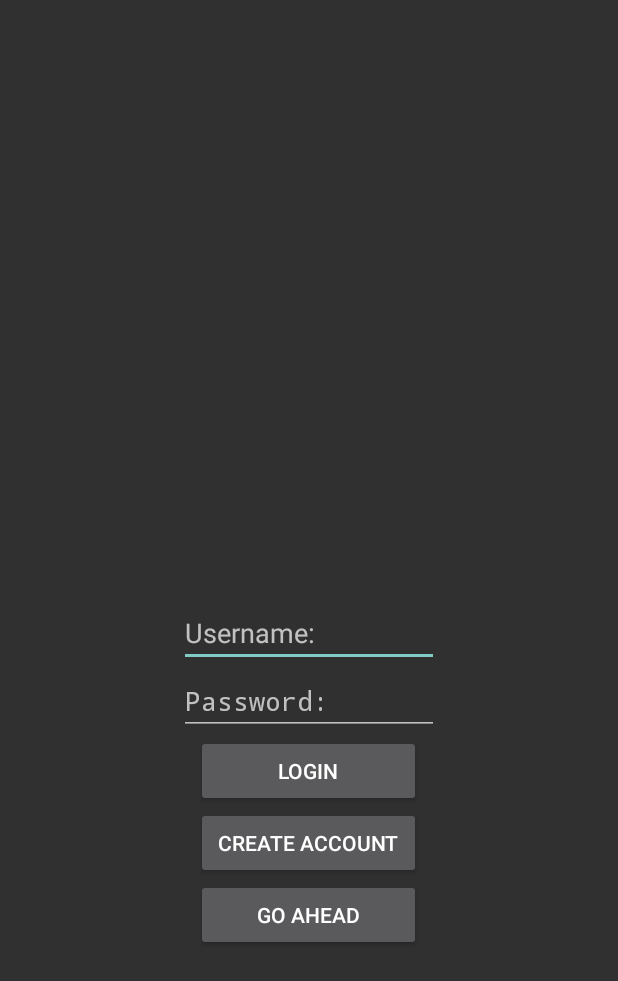
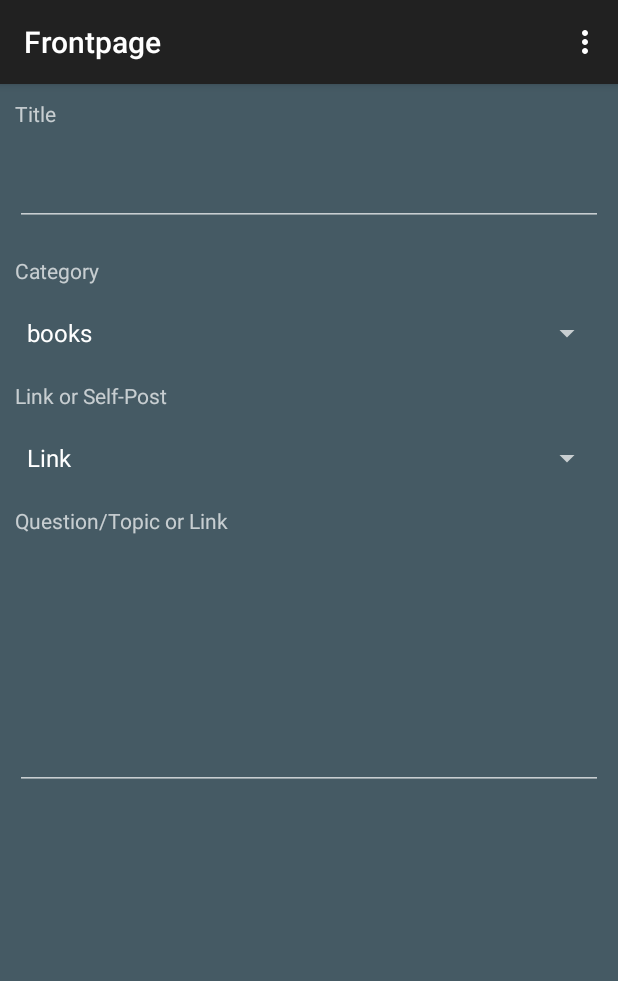
Before and after one commit to 8bitProcessor/RedditLikeApp, an Android app: the Frontpage screen opened directly, with no data from a screen before it, in the options menu, after a tap on "Submit", on a phone screen of 412 x 824 dp. Shown: the top 981 px of the screen. Run offline under Robolectric (Android 15) with nearby library versions, the phone set to English and light mode, and no system bars; our stand-ins replace Volley; network calls fail.

Commit message:
Have added majority of the fields some things need to be changed. Need to figure how to access the information on the recycler view. Have added the submit a post section need to add the code for actually submitting

```diff
--- a/app/src/main/java/com/example/qbit/projectredapp/Frontpage.java
+++ b/app/src/main/java/com/example/qbit/projectredapp/Frontpage.java
@@ -1,6 +1,7 @@
 package com.example.qbit.projectredapp;
 
-import android.content.Intent;
+import android.app.FragmentManager;
+import android.app.FragmentTransaction;
 import android.os.Bundle;
 import android.support.v7.app.ActionBarActivity;
 import android.support.v7.widget.LinearLayoutManager;
@@ -52,8 +53,11 @@ public class Frontpage extends ActionBarActivity {
         int id = item.getItemId();
         switch(item.getItemId()){
             case R.id.submit:
-                Intent i = new Intent(Frontpage.this, LoginAndRegister.class);
-                startActivity(i);
+                SubmitThread submitThread = new SubmitThread();
+                FragmentManager manager = getFragmentManager();
+                FragmentTransaction transaction = manager.beginTransaction();
+                transaction.add(R.id.frontpage_main_layout,submitThread, "submitThread");
+                transaction.commit();
                 return true;
             case R.id.action_settings:
                 return true;
--- a/app/src/main/java/com/example/qbit/projectredapp/SubmitThread.java
+++ b/app/src/main/java/com/example/qbit/projectredapp/SubmitThread.java
@@ -1,13 +1,51 @@
 package com.example.qbit.projectredapp;
 
+import android.app.Activity;
 import android.app.Fragment;
+import android.os.Bundle;
+import android.view.LayoutInflater;
+import android.view.View;
+import android.view.ViewGroup;
 
-/**
- * Created by qbit on 08/04/15.
- */
 public class SubmitThread extends Fragment {
 
+    @Override
+    public void onCreate(Bundle savedInstanceState) {
+        super.onCreate(savedInstanceState);
+    }
 
-
-
+    @Override
+    public View onCreateView(LayoutInflater inflater, ViewGroup container, Bundle savedInstanceState) {
+        return inflater.inflate(R.layout.submit_thread, container,false);
+    }
+    @Override
+    public void onAttach(Activity activity) {
+        super.onAttach(activity);
+    }
+    @Override
+    public void onSaveInstanceState(Bundle outState) {
+        super.onSaveInstanceState(outState);
+    }
+    @Override
+    public void onDestroy() {
+        super.onDestroy();
+    }
+    @Override
+    public void onStart() {
+        super.onStart();
+    }
+    @Override
+    public void onPause() {super.onPause();}
+    @Override
+    public void onStop() {super.onStop();}
+    @Override
+    public void onResume() {super.onResume();}
+    @Override
+    public void onDestroyView() {
+        super.onDestroyView();
+    }
+    @Override
+    public void onDetach() {
+        super.onDetach();
+    }
 }
--- a/app/src/main/res/layout/activity_frontpage.xml
+++ b/app/src/main/res/layout/activity_frontpage.xml
@@ -2,6 +2,7 @@
     xmlns:tools="http://schemas.android.com/tools"
     android:layout_width="match_parent"
     android:layout_height="match_parent"
+    android:id="@+id/frontpage_main_layout"
     tools:context="${relativePackage}.${activityClass}" >
     <android.support.v7.widget.RecyclerView
         android:id="@+id/frontpage_view"
--- a/app/src/main/res/layout/submit_thread.xml
+++ b/app/src/main/res/layout/submit_thread.xml
@@ -2,7 +2,63 @@
 <LinearLayout xmlns:android="http://schemas.android.com/apk/res/android"
     android:orientation="vertical"
     android:layout_width="match_parent"
-    android:layout_height="match_parent">
+    android:layout_height="match_parent"
+    android:weightSum="1"
+    android:background="@color/primary_dark">
+
+
+<TextView
+    android:layout_width="match_parent"
+    android:layout_height="wrap_content"
+    android:layout_margin="10dp"
+    android:text="Title"
+     />
+
+    <EditText
+        android:layout_width="match_parent"
+        android:layout_height="wrap_content"
+        android:id="@+id/title"
+        android:layout_margin="10dp"
+        />
+    <TextView
+    android:layout_width="match_parent"
+    android:layout_height="wrap_content"
+    android:layout_margin="10dp"
+    android:text="Category"
+    />
+    <Spinner
+    android:layout_width="match_parent"
+    android:layout_height="wrap_content"
+    android:layout_margin="10dp"
+    android:entries="@array/categories_list"
+    />
+    <TextView
+        android:layout_width="match_parent"
+        android:layout_height="wrap_content"
+        android:layout_margin="10dp"
+        android:text="Link or Self-Post"
+    />
+    <Spinner
+        android:layout_width="match_parent"
+        android:layout_height="wrap_content"
+        android:layout_margin="10dp"
+        android:entries="@array/link_option"
+    />
+    <TextView
+        android:layout_width="match_parent"
+        android:layout_height="wrap_content"
+        android:layout_margin="10dp"
+        android:text="Question/Topic or Link"
+    />
+    <EditText
+        android:layout_width="match_parent"
+        android:layout_height="150dp"
+        android:layout_margin="10dp"/>
+
+
+
+
+
 
 
 
--- a/app/src/main/res/menu/menu_frontpage.xml
+++ b/app/src/main/res/menu/menu_frontpage.xml
@@ -13,4 +13,9 @@
         android:title="@string/action_settings"
         android:orderInCategory="100" app:showAsAction="never"
     />
+    <item
+        android:id="@+id/logout"
+        android:title="Logout"
+        android:orderInCategory="100" app:showAsAction="never"
+        />
 </menu>
--- /dev/null
+++ b/app/src/main/res/values/categories.xml
@@ -0,0 +1,21 @@
+<?xml version="1.0" encoding="utf-8"?>
+<resources>
+
+    <string-array name="categories_list">
+        <item>books</item>
+        <item>art</item>
+        <item>food</item>
+        <item>funny</item>
+        <item>videos</item>
+        <item>politics</item>
+        <item>gaming</item>
+        <item>tv</item>
+        <item>movies</item>
+        <item>pictures</item>
+        <item>programming</item>
+        <item>linux</item>
+    </string-array>
+
+
+
+</resources>
--- /dev/null
+++ b/app/src/main/res/values/self_link_option.xml
@@ -0,0 +1,7 @@
+<?xml version="1.0" encoding="utf-8"?>
+<resources>
+    <string-array name="link_option">
+        <item>Link</item>
+        <item>Self-Post</item>
+</string-array>
+</resources>
```
Also changed, not shown: app/src/main/res/layout/thread_view.xml (+24 -25 lines).
